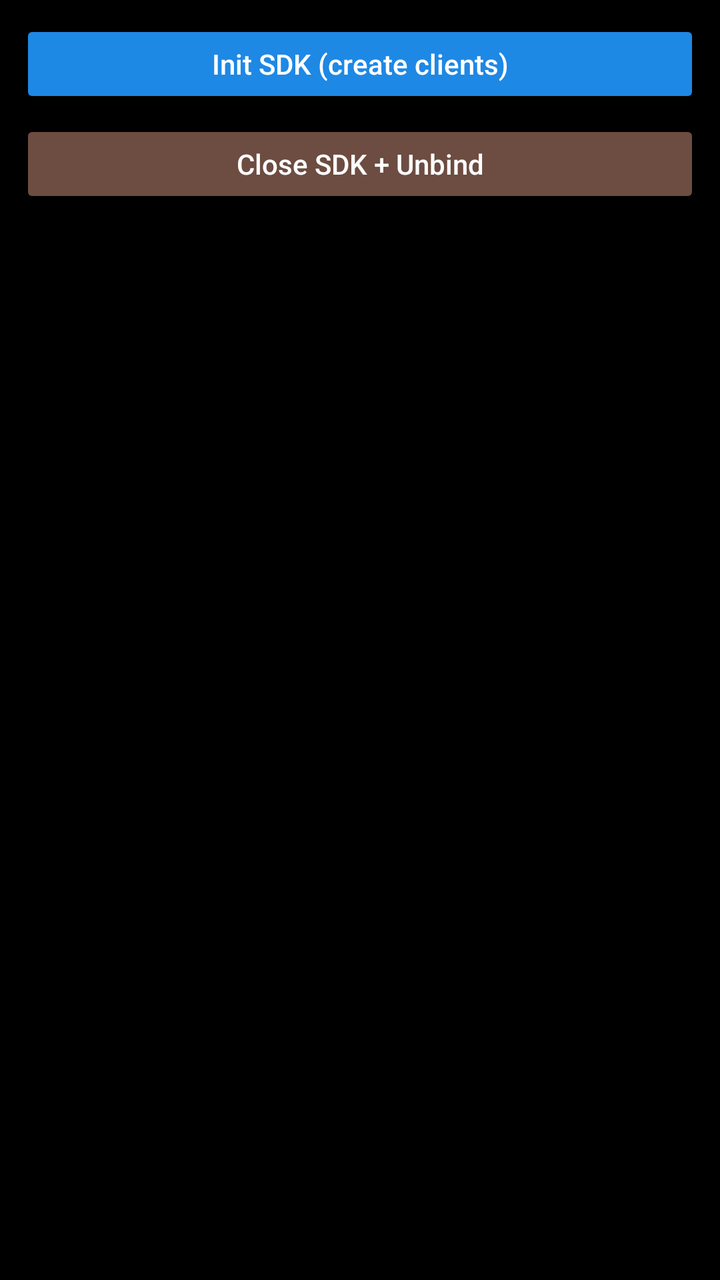
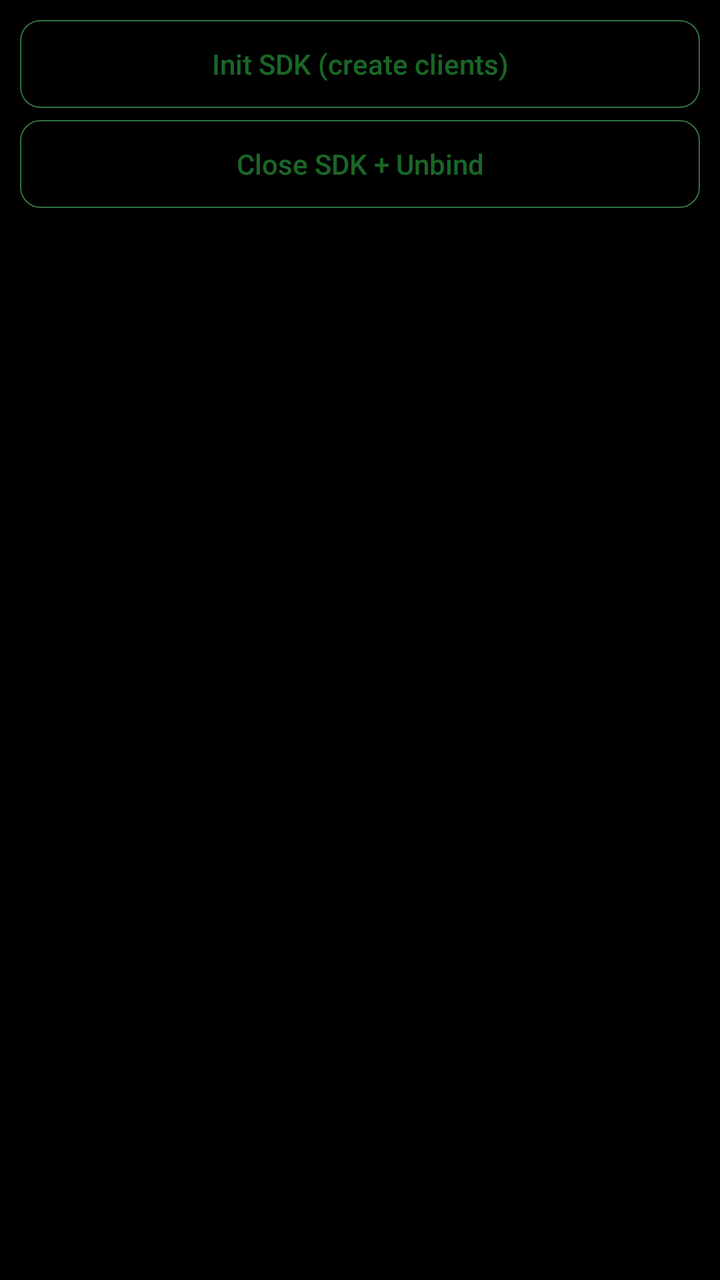

The first picture is an Android layout as it rendered before a commit; the second is the same layout after the commit. The layout source and the unified diff follow.
<!-- AndroidManifest.xml: application theme Theme.Glessedemo -->
<!-- res/layout/fragment_private_speech_init.xml -->
<?xml version="1.0" encoding="utf-8"?>
<LinearLayout xmlns:android="http://schemas.android.com/apk/res/android"
    android:layout_width="match_parent"
    android:layout_height="match_parent"
    android:background="#000000"
    android:orientation="vertical"
    android:padding="10dp">

    <Button
        android:id="@+id/btn_private_init"
        android:layout_width="match_parent"
        android:layout_height="44dp"
        android:backgroundTint="#1E88E5"
        android:foreground="@drawable/speech_button_focus_foreground"
        android:text="Init SDK (create clients)"
        android:textAllCaps="false"
        android:textColor="#FFFFFF" />

    <Button
        android:id="@+id/btn_private_release"
        android:layout_width="match_parent"
        android:layout_height="44dp"
        android:layout_marginTop="6dp"
        android:backgroundTint="#6D4C41"
        android:foreground="@drawable/speech_button_focus_foreground"
        android:text="Close SDK + Unbind"
        android:textAllCaps="false"
        android:textColor="#FFFFFF" />

</LinearLayout>
<!-- resources referenced by this layout -->
<resources>
  <!-- drawable speech_button_focus_foreground (drawable) -->
  <?xml version="1.0" encoding="utf-8"?>
  <selector xmlns:android="http://schemas.android.com/apk/res/android">
      <item android:state_selected="true">
          <shape android:shape="rectangle">
              <solid android:color="@android:color/transparent" />
              <corners android:radius="4dp" />
              <stroke android:width="3dp" android:color="#00FF55" />
          </shape>
      </item>
      <item>
          <shape android:shape="rectangle">
              <solid android:color="@android:color/transparent" />
          </shape>
      </item>
  </selector>
  <style name="Theme.Glessedemo" parent="Theme.AppCompat.Light.NoActionBar" />
</resources>

<!-- the commit's change to res/layout/fragment_private_speech_init.xml (unified diff, before → after) -->
@@ -10,21 +10,21 @@
         android:id="@+id/btn_private_init"
         android:layout_width="match_parent"
         android:layout_height="44dp"
-        android:backgroundTint="#1E88E5"
-        android:foreground="@drawable/speech_button_focus_foreground"
+        android:background="@drawable/speech_button_background"
+        android:backgroundTint="@null"
         android:text="Init SDK (create clients)"
         android:textAllCaps="false"
-        android:textColor="#FFFFFF" />
+        android:textColor="@color/speech_button_text" />
 
     <Button
         android:id="@+id/btn_private_release"
         android:layout_width="match_parent"
         android:layout_height="44dp"
         android:layout_marginTop="6dp"
-        android:backgroundTint="#6D4C41"
-        android:foreground="@drawable/speech_button_focus_foreground"
+        android:background="@drawable/speech_button_background"
+        android:backgroundTint="@null"
         android:text="Close SDK + Unbind"
         android:textAllCaps="false"
-        android:textColor="#FFFFFF" />
+        android:textColor="@color/speech_button_text" />
 
 </LinearLayout>
<!-- resource entries referenced after the edit -->
@@ -1,21 +1,33 @@
 <!-- resources referenced by this layout -->
 <resources>
-  <!-- drawable speech_button_focus_foreground (drawable) -->
+  <!-- drawable speech_button_background (drawable) -->
   <?xml version="1.0" encoding="utf-8"?>
   <selector xmlns:android="http://schemas.android.com/apk/res/android">
-      <item android:state_selected="true">
-          <shape android:shape="rectangle">
-              <solid android:color="@android:color/transparent" />
-              <corners android:radius="4dp" />
-              <stroke android:width="3dp" android:color="#00FF55" />
-          </shape>
-      </item>
-      <item>
-          <shape android:shape="rectangle">
-              <solid android:color="@android:color/transparent" />
-          </shape>
-      </item>
+      <item
+          android:drawable="@drawable/round_select_bg"
+          android:state_selected="true" />
+      <item android:drawable="@drawable/round_unselect_bg" />
   </selector>
   <style name="Theme.Glessedemo" parent="Theme.AppCompat.Light.NoActionBar" />
+  <!-- drawable round_select_bg (drawable) -->
+  <?xml version="1.0" encoding="utf-8"?>
+  <shape xmlns:android="http://schemas.android.com/apk/res/android">
+      <stroke
+          android:width="2px"
+          android:color="@color/green" />
+      <corners android:radius="10dp" />
+      <solid android:color="@android:color/transparent" />
+  </shape>
+  <!-- drawable round_unselect_bg (drawable) -->
+  <?xml version="1.0" encoding="utf-8"?>
+  <shape xmlns:android="http://schemas.android.com/apk/res/android">
+      <stroke
+          android:width="2px"
+          android:color="@color/green_70" />
+      <corners android:radius="10dp" />
+      <solid android:color="@android:color/transparent" />
+  </shape>
+  <color name="green">#40FF5E</color>
+  <color name="green_70">#B348A259</color>
 </resources>
 
